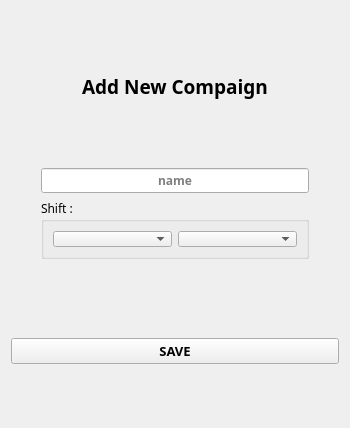
Qt form ui/addComp.ui (YassineBaghdadi/TransportingPlanning) before a commit.
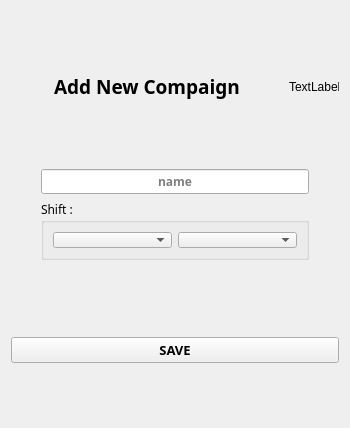
The same form after that commit.

The edit to the form file:
```diff
--- a/ui/addComp.ui
+++ b/ui/addComp.ui
@@ -15,6 +15,8 @@
   </property>
   <layout class="QVBoxLayout" name="verticalLayout_2">
    <item>
+    <layout class="QHBoxLayout" name="horizontalLayout_2">
+     <item>
     <widget class="QLabel" name="label">
      <property name="minimumSize">
       <size>
@@ -43,6 +45,39 @@
       <set>Qt::AlignCenter</set>
      </property>
     </widget>
+     </item>
+     <item>
+      <widget class="QLabel" name="back_icon">
+       <property name="minimumSize">
+        <size>
+         <width>50</width>
+         <height>50</height>
+        </size>
+       </property>
+       <property name="maximumSize">
+        <size>
+         <width>50</width>
+         <height>50</height>
+        </size>
+       </property>
+       <property name="cursor">
+        <cursorShape>PointingHandCursor</cursorShape>
+       </property>
+       <property name="styleSheet">
+        <string notr="true">QLabel#back_icon:hover {
+	
+	border-color: rgb(23, 155, 255);
+}</string>
+       </property>
+       <property name="text">
+        <string>TextLabel</string>
+       </property>
+       <property name="alignment">
+        <set>Qt::AlignLeading|Qt::AlignLeft|Qt::AlignVCenter</set>
+       </property>
+      </widget>
+     </item>
+    </layout>
    </item>
    <item>
     <layout class="QVBoxLayout" name="verticalLayout">
```
Lines whose indentation alone changed are shown as unchanged.
